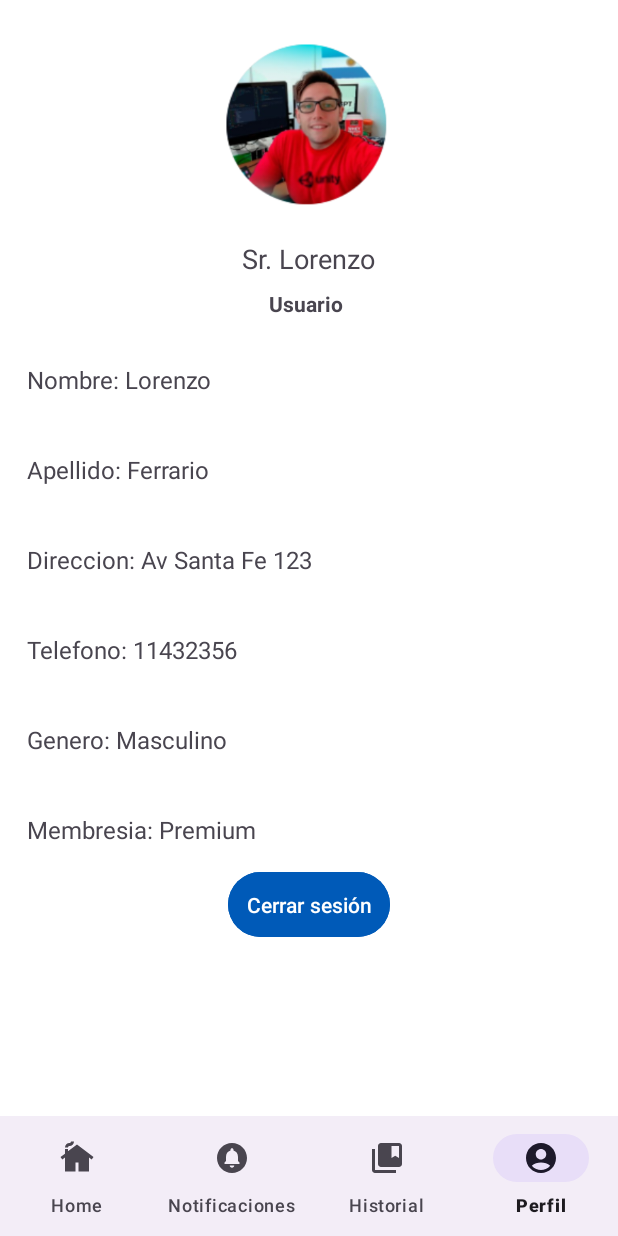
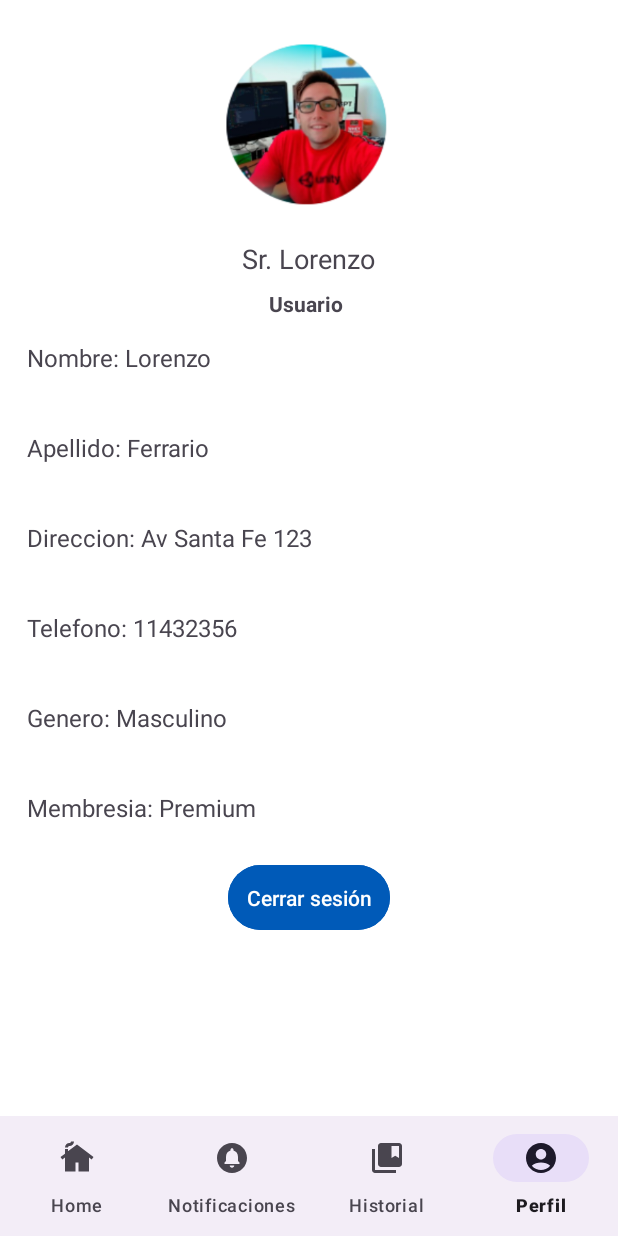
Before and after one commit to Lucasellero/servicio_limpieza, an Android app: the home screen opened directly, with no data from a screen before it, item 4 of the bottom bar chosen, on a phone screen of 412 x 824 dp. Run offline under Robolectric (Android 15) with nearby library versions, the phone set to English and light mode, and no system bars; network calls fail; 1 statement that could not run was skipped.

Commit message:
Quedo bastante bien

```diff
--- a/app/src/main/AndroidManifest.xml
+++ b/app/src/main/AndroidManifest.xml
@@ -52,7 +52,7 @@
             android:exported="false" />
 
         <activity
-            android:name=".ReservarLimpiezaActivity"
+            android:name=".reservarLimpieza"
             android:theme="@style/Theme.Servicio_limpieza"
             android:exported="false" />
     </application>
--- a/app/src/main/java/com/example/servicio_limpieza/cargar_propiedad.java
+++ b/app/src/main/java/com/example/servicio_limpieza/cargar_propiedad.java
@@ -149,7 +149,7 @@ public class cargar_propiedad extends AppCompatActivity {
 
                 if (propiedadesResultSet.next()) {
                     int propiedadId = propiedadesResultSet.getInt("PK_propiedad_ID");
-                    Propiedad propiedad = new Propiedad(propiedadId, nombre, direccion, barrio, tamano, estado, tipo, propietarioId);
+                    propiedad propiedad = new propiedad(propiedadId, nombre, direccion, barrio, tamano, estado, tipo, propietarioId);
                     Usuario.agregarPropiedad(propiedad);
                 }
 
--- a/app/src/main/java/com/example/servicio_limpieza/home.java
+++ b/app/src/main/java/com/example/servicio_limpieza/home.java
@@ -23,9 +23,9 @@ import java.util.List;
 public class home extends AppCompatActivity {
 
     private BottomNavigationView bottomNavigationView;
-    private PropertyAdapter adapter;
+    private propertyAdapter adapter;
     private RecyclerView recyclerView;
-    private List<Propiedad> propiedades;
+    private List<propiedad> propiedades;
 
     @Override
     protected void onCreate(Bundle savedInstanceState) {
@@ -36,7 +36,7 @@ public class home extends AppCompatActivity {
         recyclerView.setLayoutManager(new LinearLayoutManager(this));
 
         propiedades = new ArrayList<>();
-        adapter = new PropertyAdapter(propiedades);
+        adapter = new propertyAdapter(propiedades);
         recyclerView.setAdapter(adapter);
 
         Button btnCargarPropiedad = findViewById(R.id.btnCargarPropiedad);
@@ -77,11 +77,11 @@ public class home extends AppCompatActivity {
         new LoadPropertiesTask().execute();
     }
 
-    private class LoadPropertiesTask extends AsyncTask<Void, Void, List<Propiedad>> {
+    private class LoadPropertiesTask extends AsyncTask<Void, Void, List<propiedad>> {
 
         @Override
-        protected List<Propiedad> doInBackground(Void... voids) {
-            List<Propiedad> properties = new ArrayList<>();
+        protected List<propiedad> doInBackground(Void... voids) {
+            List<propiedad> properties = new ArrayList<>();
             try (Connection connection = databaseConnection.getConnection()) {
                 usuario Usuario = usuario.getInstance();
                 String query = "SELECT * FROM propiedades WHERE FK_propietario_ID = ?";
@@ -97,7 +97,7 @@ public class home extends AppCompatActivity {
                     int tamano = resultSet.getInt("tamano");
                     String tipo = resultSet.getString("tipo");
                     int propietarioId = resultSet.getInt("FK_propietario_ID");
-                    properties.add(new Propiedad(id, nombre, direccion, barrio, tamano, estado, tipo, propietarioId));
+                    properties.add(new propiedad(id, nombre, direccion, barrio, tamano, estado, tipo, propietarioId));
                 }
             } catch (SQLException e) {
                 e.printStackTrace();
@@ -106,7 +106,7 @@ public class home extends AppCompatActivity {
         }
 
         @Override
-        protected void onPostExecute(List<Propiedad> properties) {
+        protected void onPostExecute(List<propiedad> properties) {
             propiedades.clear();
             propiedades.addAll(properties);
             adapter.notifyDataSetChanged();
--- a/app/src/main/java/com/example/servicio_limpieza/iniciarSesion.java
+++ b/app/src/main/java/com/example/servicio_limpieza/iniciarSesion.java
@@ -110,7 +110,7 @@ public class iniciarSesion extends AppCompatActivity {
                     propiedadesStmt.setInt(1, id);
                     ResultSet propiedadesResultSet = propiedadesStmt.executeQuery();
 
-                    List<Propiedad> propiedades = new ArrayList<>();
+                    List<propiedad> propiedades = new ArrayList<>();
                     while (propiedadesResultSet.next()) {
                         int propiedadId = propiedadesResultSet.getInt("PK_propiedad_ID");
                         String propiedadNombre = propiedadesResultSet.getString("nombre");
@@ -121,7 +121,7 @@ public class iniciarSesion extends AppCompatActivity {
                         String propiedadTipo = propiedadesResultSet.getString("tipo");
                         int propietarioId = propiedadesResultSet.getInt("FK_propietario_ID");
 
-                        Propiedad propiedad = new Propiedad(propiedadId, propiedadNombre, propiedadDireccion, propiedadBarrio, propiedadTamano, propiedadEstado, propiedadTipo, propietarioId);
+                        propiedad propiedad = new propiedad(propiedadId, propiedadNombre, propiedadDireccion, propiedadBarrio, propiedadTamano, propiedadEstado, propiedadTipo, propietarioId);
                         propiedades.add(propiedad);
                     }
                     Usuario.setPropiedades(propiedades);
--- a/app/src/main/java/com/example/servicio_limpieza/PropertyAdapter.java
+++ b/app/src/main/java/com/example/servicio_limpieza/propertyAdapter.java
@@ -12,11 +12,11 @@ import androidx.recyclerview.widget.RecyclerView;
 
 import java.util.List;
 
-public class PropertyAdapter extends RecyclerView.Adapter<PropertyAdapter.PropertyViewHolder> {
+public class propertyAdapter extends RecyclerView.Adapter<propertyAdapter.PropertyViewHolder> {
 
-    private List<Propiedad> propiedades;
+    private List<propiedad> propiedades;
 
-    public PropertyAdapter(List<Propiedad> propiedades) {
+    public propertyAdapter(List<propiedad> propiedades) {
         this.propiedades = propiedades;
     }
 
@@ -29,7 +29,7 @@ public class PropertyAdapter extends RecyclerView.Adapter<PropertyAdapter.Proper
 
     @Override
     public void onBindViewHolder(@NonNull PropertyViewHolder holder, int position) {
-        Propiedad propiedad = propiedades.get(position);
+        propiedad propiedad = propiedades.get(position);
         holder.propertyName.setText(propiedad.getNombre());
         holder.propertyAddress.setText(propiedad.getDireccion());
         holder.propertyState.setText(propiedad.getEstado());
@@ -38,7 +38,7 @@ public class PropertyAdapter extends RecyclerView.Adapter<PropertyAdapter.Proper
             @Override
             public void onClick(View v) {
                 // Utiliza el contexto del itemView para iniciar la actividad
-                Intent intent = new Intent(v.getContext(), ReservarLimpiezaActivity.class);
+                Intent intent = new Intent(v.getContext(), reservarLimpieza.class);
                 intent.putExtra("propiedad_id", propiedad.getIdPropiedad());
                 v.getContext().startActivity(intent);
             }
--- a/app/src/main/java/com/example/servicio_limpieza/Propiedad.java
+++ b/app/src/main/java/com/example/servicio_limpieza/propiedad.java
@@ -1,6 +1,6 @@
 package com.example.servicio_limpieza;
 
-public class Propiedad {
+public class propiedad {
     private int idPropiedad;
     private String nombre;
     private String direccion;
@@ -10,7 +10,7 @@ public class Propiedad {
     private String tipo;
     private int idPropietario;
 
-    public Propiedad(int idPropiedad, String nombre, String direccion, String barrio, int tamano,
+    public propiedad(int idPropiedad, String nombre, String direccion, String barrio, int tamano,
                      String estado, String tipo, int idPropietario){
         this.idPropiedad = idPropiedad;
         this.nombre = nombre;
--- a/app/src/main/java/com/example/servicio_limpieza/ReservarLimpiezaActivity.java
+++ b/app/src/main/java/com/example/servicio_limpieza/reservarLimpieza.java
@@ -19,7 +19,7 @@ import java.sql.ResultSet;
 import java.sql.SQLException;
 import java.util.Calendar;
 
-public class ReservarLimpiezaActivity extends AppCompatActivity {
+public class reservarLimpieza extends AppCompatActivity {
 
     Spinner spinnerModo;
     TextView editTextDate;
@@ -85,7 +85,7 @@ public class ReservarLimpiezaActivity extends AppCompatActivity {
         int dayOfMonth = calendar.get(Calendar.DAY_OF_MONTH);
 
         // Mostrar el DatePickerDialog
-        DatePickerDialog datePickerDialog = new DatePickerDialog(ReservarLimpiezaActivity.this,
+        DatePickerDialog datePickerDialog = new DatePickerDialog(reservarLimpieza.this,
                 new DatePickerDialog.OnDateSetListener() {
                     @Override
                     public void onDateSet(DatePicker view, int year, int monthOfYear, int dayOfMonth) {
@@ -113,7 +113,7 @@ public class ReservarLimpiezaActivity extends AppCompatActivity {
         ocultarSeccionAzul();
 
         // Volver al home
-        Intent intent = new Intent(ReservarLimpiezaActivity.this, home.class);
+        Intent intent = new Intent(reservarLimpieza.this, home.class);
         intent.setFlags(Intent.FLAG_ACTIVITY_CLEAR_TOP); // Limpiar todas las actividades anteriores
         startActivity(intent);
     }
--- a/app/src/main/java/com/example/servicio_limpieza/usuario.java
+++ b/app/src/main/java/com/example/servicio_limpieza/usuario.java
@@ -13,7 +13,7 @@ public final class usuario {
     private String email;
     private String contrasena;
     private static usuario instancia;
-    private List<Propiedad> propiedades;
+    private List<propiedad> propiedades;
 
 
     // Constructor
@@ -58,11 +58,11 @@ public final class usuario {
         return nombre;
     }
 
-    public void setPropiedades(List<Propiedad> propidades) {
+    public void setPropiedades(List<propiedad> propidades) {
         this.propiedades = propiedades;
     }
 
-    public void agregarPropiedad(Propiedad propiedad){
+    public void agregarPropiedad(propiedad propiedad){
         propiedades.add(propiedad);
     }
 }
--- a/app/src/main/res/layout/activity_cargar_propiedad.xml
+++ b/app/src/main/res/layout/activity_cargar_propiedad.xml
@@ -3,6 +3,8 @@
     xmlns:tools="http://schemas.android.com/tools"
     android:layout_width="match_parent"
     android:layout_height="match_parent"
+    android:background="#FFFFFF"
+    android:backgroundTint="#FFFFFF"
     tools:context=".cargar_propiedad">
 
     <TextView
@@ -155,6 +157,7 @@
         android:layout_height="wrap_content"
         android:layout_alignParentBottom="true"
         android:layout_marginBottom="2dp"
-        app:menu="@menu/bottom_navigation_menu" />
+        app:menu="@menu/bottom_navigation_menu"
+        app:labelVisibilityMode="labeled"/>
 
 </RelativeLayout>
--- a/app/src/main/res/layout/activity_home.xml
+++ b/app/src/main/res/layout/activity_home.xml
@@ -70,6 +70,7 @@
         app:layout_constraintBottom_toBottomOf="parent"
         app:layout_constraintStart_toStartOf="parent"
         app:layout_constraintEnd_toEndOf="parent"
-        app:menu="@menu/bottom_navigation_menu" />
+        app:menu="@menu/bottom_navigation_menu"
+        app:labelVisibilityMode="labeled" />
 
 </androidx.constraintlayout.widget.ConstraintLayout>
--- a/app/src/main/res/layout/activity_profile.xml
+++ b/app/src/main/res/layout/activity_profile.xml
@@ -47,7 +47,7 @@
         android:layout_height="30dp"
         android:layout_below="@+id/premium_user_label"
         android:layout_marginStart="18dp"
-        android:layout_marginTop="30dp"
+        android:layout_marginTop="15dp"
         android:text="Nombre: Lorenzo"
         android:textSize="16sp" />
 
@@ -108,12 +108,12 @@
         android:layout_height="wrap_content"
         android:layout_below="@id/membresia"
         android:layout_centerHorizontal="true"
-        android:layout_marginTop="5dp"
+        android:layout_marginTop="15dp"
+        android:backgroundTint="#005AB8"
+        android:elevation="4dp"
+        android:padding="12dp"
         android:text="Cerrar sesión"
-        android:backgroundTint="#005AB8"
-        android:textColor="#FFFFFF"
-        android:padding="12dp"
-        android:elevation="4dp" />
+        android:textColor="#FFFFFF" />
 
     <!-- Bottom Navigation -->
     <com.google.android.material.bottomnavigation.BottomNavigationView
@@ -121,6 +121,7 @@
         android:layout_width="match_parent"
         android:layout_height="wrap_content"
         android:layout_alignParentBottom="true"
+        android:backgroundTint="#FFFFFF"
         app:menu="@menu/bottom_navigation_menu"
         app:labelVisibilityMode="labeled" />
 </RelativeLayout>
--- a/app/src/main/res/menu/bottom_navigation_menu.xml
+++ b/app/src/main/res/menu/bottom_navigation_menu.xml
@@ -16,5 +16,4 @@
         android:id="@+id/navigation_profile"
         android:icon="@drawable/baseline_account_circle_24"
         android:title="Perfil" />
-
 </menu>
```
Also changed, not shown: app/src/main/java/com/example/servicio_limpieza/UsuarioService.java (deleted, +0 -20 lines).
